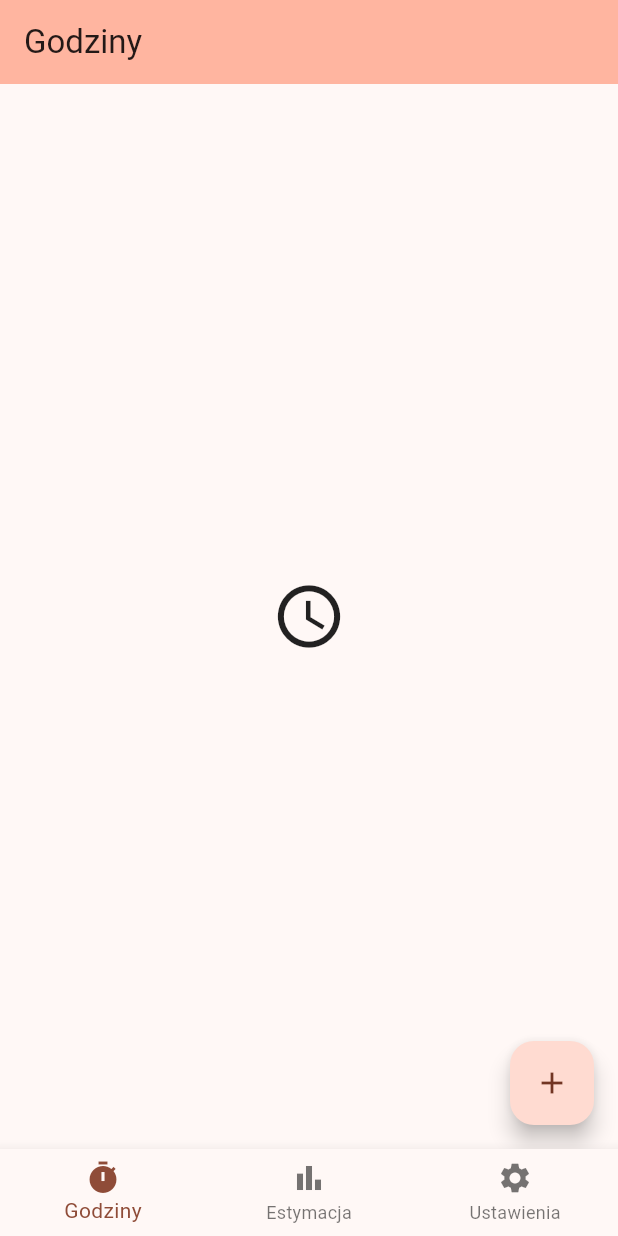
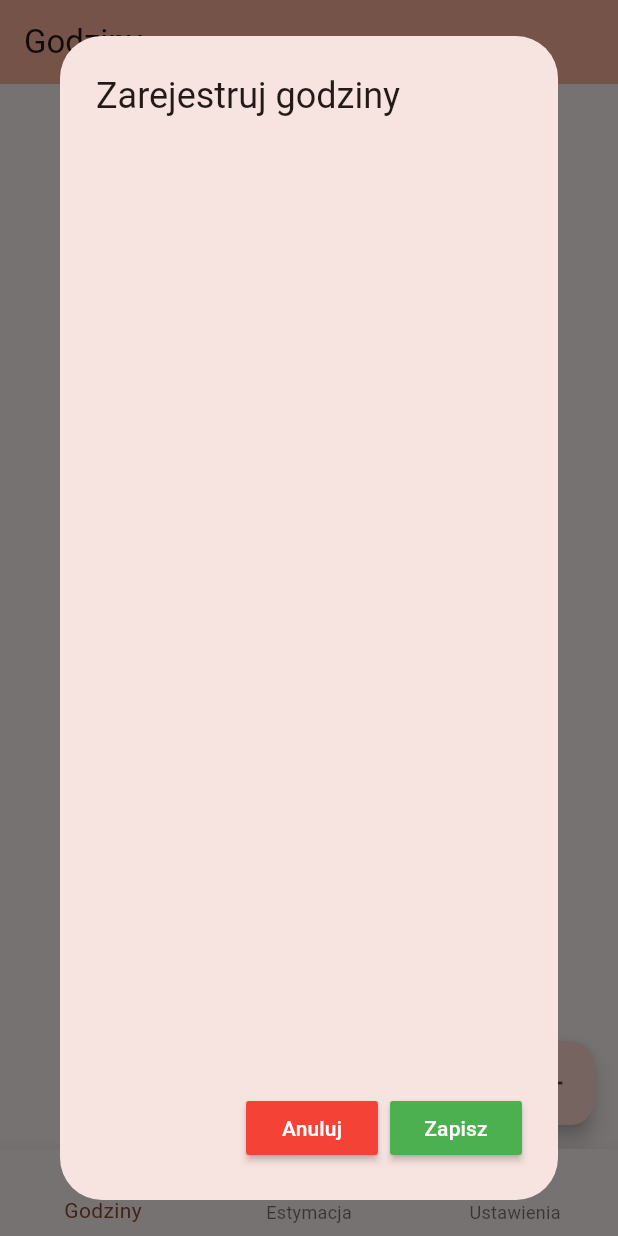
Before and after one commit to mariuszfoltak/WorkTimeRegistry, a Flutter app: the screen it shows after launch, after a tap on the "add" icon, on a phone screen of 412 x 824 dp. Run offline on Flutter 3.47's test engine with Material 2 defaults, Android fonts, the light colour scheme and no system bars; drawn by our look-alikes of grouped_list; our stand-ins replace sqflite; accounts and stored records are empty.

Commit message:
Add list of registered hours

```diff
--- /dev/null
+++ b/lib/const/app_const.dart
@@ -0,0 +1,4 @@
+class AppConst {
+  static const String projectsTableName = 'projects';
+  static const String registeredHoursTableName = 'hours';
+}
--- a/lib/hours.dart
+++ /dev/null
@@ -1,31 +0,0 @@
-import 'package:flutter/material.dart';
-
-class CurrentHoursPage extends StatefulWidget {
-  const CurrentHoursPage({super.key});
-
-  @override
-  State<CurrentHoursPage> createState() => _CurrentHoursPageState();
-}
-
-class _CurrentHoursPageState extends State<CurrentHoursPage> {
-  @override
-  Widget build(BuildContext context) {
-    return Scaffold(
-      appBar: AppBar(
-        backgroundColor: Theme.of(context).colorScheme.inversePrimary,
-        title: Text("Godziny"),
-      ),
-      body: const Center(
-        child: Icon(
-          Icons.access_time,
-          size: 50,
-        ),
-      ),
-      floatingActionButton: FloatingActionButton(
-        onPressed: () => print("Dodaj godziny clicked"),
-        tooltip: 'Dodaj godziny',
-        child: const Icon(Icons.add),
-      ),
-    );
-  }
-}
--- a/lib/main.dart
+++ b/lib/main.dart
@@ -1,5 +1,6 @@
 import 'package:flutter/material.dart';
-import 'package:work_time_tracker/hours.dart';
+import 'package:work_time_tracker/registered_hours/hours.dart';
+import 'package:work_time_tracker/repository/dbrepository.dart';
 import 'package:work_time_tracker/settings/settings.dart';
 
 void main() {
@@ -44,10 +45,20 @@ class _MyHomePageState extends State<MyHomePage> {
   int _selectedIndex = 0;
 
   static const List<Widget> _pages = <Widget>[
-    CurrentHoursPage(),
+    RegisteredHoursPage(),
     Icon(Icons.abc, size: 150),
     SettingsPage(),
   ];
+
+  @override
+  void initState() {
+    initDb();
+    super.initState();
+  }
+
+  void initDb() async {
+    await DatabaseRepository.instance.database;
+  }
 
   @override
   Widget build(BuildContext context) {
--- /dev/null
+++ b/lib/model/client.dart
@@ -0,0 +1,20 @@
+class ClientModel {
+  final int? id;
+  final String name;
+
+  ClientModel({this.id, required this.name});
+
+  factory ClientModel.fromJson(Map<String, dynamic> map) {
+    return ClientModel(
+      id: map['id'],
+      name: map['name'],
+    );
+  }
+
+  Map<String, dynamic> toMap() {
+    return {
+      'id': id,
+      'name': name,
+    };
+  }
+}
--- /dev/null
+++ b/lib/model/registered_hour.dart
@@ -0,0 +1,34 @@
+import 'client.dart';
+
+class RegisteredHourModel {
+  final int? id;
+  final int projectId;
+  final int hours;
+  final String date;
+  ClientModel? client;
+
+  RegisteredHourModel({
+    this.id,
+    required this.projectId,
+    required this.hours,
+    required this.date,
+  });
+
+  factory RegisteredHourModel.fromJson(Map<String, dynamic> map) {
+    return RegisteredHourModel(
+      id: map['id'],
+      projectId: map['project_id'],
+      hours: map['hours'],
+      date: map['date'],
+    );
+  }
+
+  Map<String, dynamic> toMap() {
+    return {
+      'id': id,
+      'project_id': projectId,
+      'hours': hours,
+      'date': date,
+    };
+  }
+}
--- /dev/null
+++ b/lib/registered_hours/hours.dart
@@ -0,0 +1,135 @@
+import 'package:flutter/material.dart';
+import 'package:grouped_list/grouped_list.dart';
+import 'package:work_time_tracker/model/client.dart';
+import 'package:work_time_tracker/model/registered_hour.dart';
+import 'package:work_time_tracker/repository/dbrepository.dart';
+
+class RegisteredHoursPage extends StatefulWidget {
+  const RegisteredHoursPage({super.key});
+
+  @override
+  State<RegisteredHoursPage> createState() => _RegisteredHoursPageState();
+}
+
+class _RegisteredHoursPageState extends State<RegisteredHoursPage> {
+  Map<ClientModel, TextEditingController> registeredHours = {};
+
+  Future<void> _displayTextInputDialog(BuildContext context) async {
+    registeredHours = {};
+    var allClients = await DatabaseRepository.instance.getAllClients();
+    return showDialog(
+        context: context,
+        builder: (context) {
+          return AlertDialog(
+            title: const Text('Zarejestruj godziny'),
+            content: SizedBox(
+              width: double.maxFinite,
+              child: ListView(
+                children: allClients.map(
+                  (c) {
+                    var textEditingController = new TextEditingController();
+                    registeredHours.putIfAbsent(
+                      c,
+                      () => textEditingController,
+                    );
+                    return Row(
+                      // crossAxisAlignment: CrossAxisAlignment.center,
+                      mainAxisAlignment: MainAxisAlignment.spaceBetween,
+                      children: [
+                        Text(
+                          c.name,
+                          style: TextStyle(fontSize: 24),
+                        ),
+                        Container(
+                          width: 50,
+                          margin: EdgeInsets.only(right: 5),
+                          child: TextField(
+                            controller: textEditingController,
+                            keyboardType: TextInputType.number,
+                            decoration: InputDecoration(
+                              border: OutlineInputBorder(),
+                            ),
+                          ),
+                        ),
+                      ],
+                    );
+                  },
+                ).toList(),
+              ),
+            ),
+            actions: <Widget>[
+              MaterialButton(
+                color: Colors.red,
+                textColor: Colors.white,
+                child: const Text('Anuluj'),
+                onPressed: () {
+                  setState(() {
+                    Navigator.pop(context);
+                  });
+                },
+              ),
+              MaterialButton(
+                color: Colors.green,
+                textColor: Colors.white,
+                child: const Text('Zapisz'),
+                onPressed: () {
+                  allClients.forEach((client) {
+                    if (this.registeredHours[client]!.value.text.isNotEmpty) {
+                      var hours =
+                          int.parse(this.registeredHours[client]!.value.text);
+                      var registeredHour = RegisteredHourModel(
+                          projectId: client.id!,
+                          hours: hours,
+                          date: "2023-07-23");
+                      DatabaseRepository.instance
+                          .insertHours(hour: registeredHour);
+                    }
+                  });
+                  setState(() {
+                    Navigator.pop(context);
+                  });
+                },
+              ),
+            ],
+          );
+        });
+  }
+
+  @override
+  Widget build(BuildContext context) {
+    return Scaffold(
+      appBar: AppBar(
+        backgroundColor: Theme.of(context).colorScheme.inversePrimary,
+        title: Text("Godziny"),
+      ),
+      body: FutureBuilder<List<RegisteredHourModel>>(
+          future: DatabaseRepository.instance.getAllRegisteredHours(),
+          builder: (context, snapshot) {
+            if (snapshot.hasData) {
+              return GroupedListView<RegisteredHourModel, String>(
+                elements: snapshot.data!,
+                groupBy: (element) => element.date,
+                groupSeparatorBuilder: (String groupByValue) =>
+                    Text(groupByValue),
+                itemBuilder: (context, element) {
+                  var hourModel = element;
+                  return ListTile(
+                    title: Text(hourModel.client!.name),
+                    subtitle: Text(hourModel.date),
+                    trailing: CircleAvatar(child: Text("${hourModel.hours}h")),
+                  );
+                },
+                padding: EdgeInsets.only(bottom: kFloatingActionButtonMargin + 64),
+              );
+            } else {
+              return Text("Loading...");
+            }
+          }),
+      floatingActionButton: FloatingActionButton(
+        onPressed: () => _displayTextInputDialog(context),
+        tooltip: 'Dodaj godziny',
+        child: const Icon(Icons.add),
+      ),
+    );
+  }
+}
--- /dev/null
+++ b/lib/repository/dbrepository.dart
@@ -0,0 +1,82 @@
+import 'package:path/path.dart';
+import 'package:sqflite/sqflite.dart';
+import 'package:work_time_tracker/model/client.dart';
+import 'package:work_time_tracker/model/registered_hour.dart';
+
+import '../const/app_const.dart';
+
+class DatabaseRepository {
+  static final DatabaseRepository instance = DatabaseRepository._init();
+  DatabaseRepository._init();
+
+  Database? _database;
+
+  Future<Database> get database async {
+    if (_database != null) return _database!;
+
+    _database = await _initDB('work_hours.db');
+    return _database!;
+  }
+
+  Future<Database> _initDB(String filePath) async {
+    final dbPath = await getDatabasesPath();
+    final path = join(dbPath, filePath);
+
+    return await openDatabase(path, version: 1, onCreate: _createDB);
+  }
+
+  Future _createDB(Database db, int version) async {
+    await db.execute('''
+create table ${AppConst.projectsTableName} (
+  id integer primary key autoincrement,
+  name text
+)
+''');
+    await db.execute('''
+create table ${AppConst.registeredHoursTableName} (
+  id integer primary key autoincrement,
+  project_id integer,
+  hours integer not null,
+  date text not null,
+  FOREIGN KEY(project_id) REFERENCES ${AppConst.projectsTableName}(id)
+)
+''');
+  }
+
+  Future<void> insert({required ClientModel client}) async {
+    try {
+      final db = await database;
+      db.insert(AppConst.projectsTableName, client.toMap());
+    } catch (e) {
+      print(e.toString());
+    }
+  }
+
+  Future<void> insertHours({required RegisteredHourModel hour}) async {
+    try {
+      final db = await database;
+      db.insert(AppConst.registeredHoursTableName, hour.toMap());
+    } catch (e) {
+      print(e.toString());
+    }
+  }
+
+  Future<List<ClientModel>> getAllClients() async {
+    final db = await instance.database;
+
+    final result = await db.query(AppConst.projectsTableName);
+    return result.map((json) => ClientModel.fromJson(json)).toList();
+  }
+
+  Future<List<RegisteredHourModel>> getAllRegisteredHours() async {
+    final db = await instance.database;
+
+    final clients = await getAllClients();
+    final result = await db.query(AppConst.registeredHoursTableName, orderBy: "date DESC");
+    return result.map((json) {
+      var hour = RegisteredHourModel.fromJson(json);
+      hour.client = clients.firstWhere((c) => c.id == hour.projectId);
+      return hour;
+    }).toList();
+  }
+}
--- a/pubspec.yaml
+++ b/pubspec.yaml
@@ -35,6 +35,9 @@ dependencies:
   # The following adds the Cupertino Icons font to your application.
   # Use with the CupertinoIcons class for iOS style icons.
   cupertino_icons: ^1.0.2
+  sqflite: ^2.2.8+4
+  path: ^1.8.3
+  grouped_list: ^5.1.2
 
 dev_dependencies:
   flutter_test:
```
Also changed, not shown: lib/settings/settings_clients.dart (+79 -17 lines), pubspec.lock.
